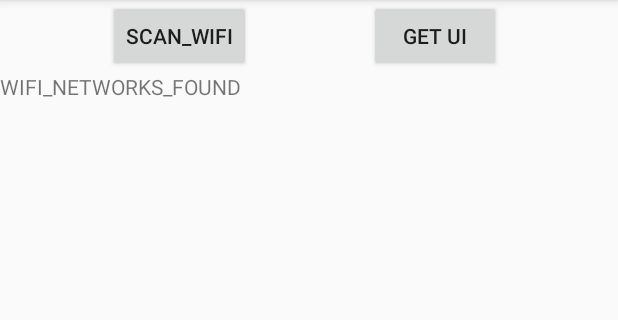
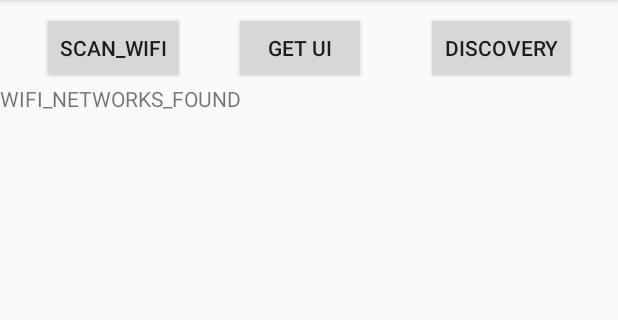
Before and after one commit to decentralised-home-automation-protocol/DHAP-ESP8266, an Android app: the screen it shows after launch (MainActivity), on a phone screen of 412 x 824 dp, the part 84-404 px from its top. Run offline under Robolectric (Android 15) with nearby library versions, the phone set to English and light mode, and no system bars.

Commit message:
Added discovery button

```diff
--- a/app/src/main/res/layout/activity_main.xml
+++ b/app/src/main/res/layout/activity_main.xml
@@ -19,7 +19,8 @@
                 android:id="@+id/scan_wifi"
                 android:layout_width="wrap_content"
                 android:layout_height="wrap_content"
-                android:layout_marginStart="72dp"
+                android:layout_marginStart="28dp"
+                android:layout_marginTop="8dp"
                 android:onClick="scanWiFI"
                 android:text="@string/scan_wifi"
                 app:layout_constraintBottom_toBottomOf="parent"
@@ -32,12 +33,25 @@
                 android:layout_width="wrap_content"
                 android:layout_height="wrap_content"
                 android:layout_marginStart="8dp"
+                android:layout_marginTop="8dp"
                 android:layout_marginEnd="8dp"
                 android:onClick="GetUi"
                 android:text="get ui"
+                app:layout_constraintEnd_toStartOf="@+id/button2"
+                app:layout_constraintHorizontal_bias="0.434"
+                app:layout_constraintStart_toEndOf="@+id/scan_wifi"
+                app:layout_constraintTop_toTopOf="parent" />
+
+            <Button
+                android:id="@+id/button2"
+                android:layout_width="wrap_content"
+                android:layout_height="wrap_content"
+                android:layout_marginTop="8dp"
+                android:layout_marginEnd="28dp"
+                android:onClick="Discovery"
+                android:text="Discovery"
                 app:layout_constraintEnd_toEndOf="parent"
-                app:layout_constraintStart_toEndOf="@+id/scan_wifi"
-                tools:layout_editor_absoluteY="-1dp" />
+                app:layout_constraintTop_toTopOf="parent" />
         </android.support.constraint.ConstraintLayout>
 
         <ScrollView
```
Also changed, not shown: app/src/main/java/com/example/iot_joining/IoTDevice.java (+2 -5 lines), app/src/main/java/com/example/iot_joining/MainActivity.java (+39 -2 lines).
